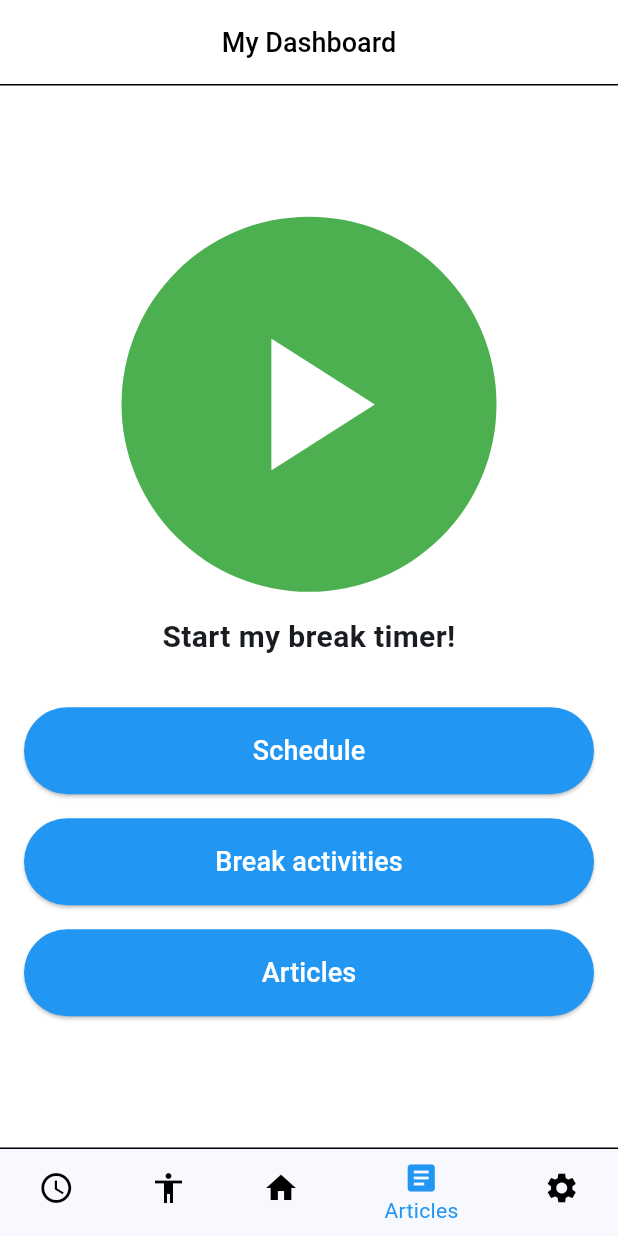
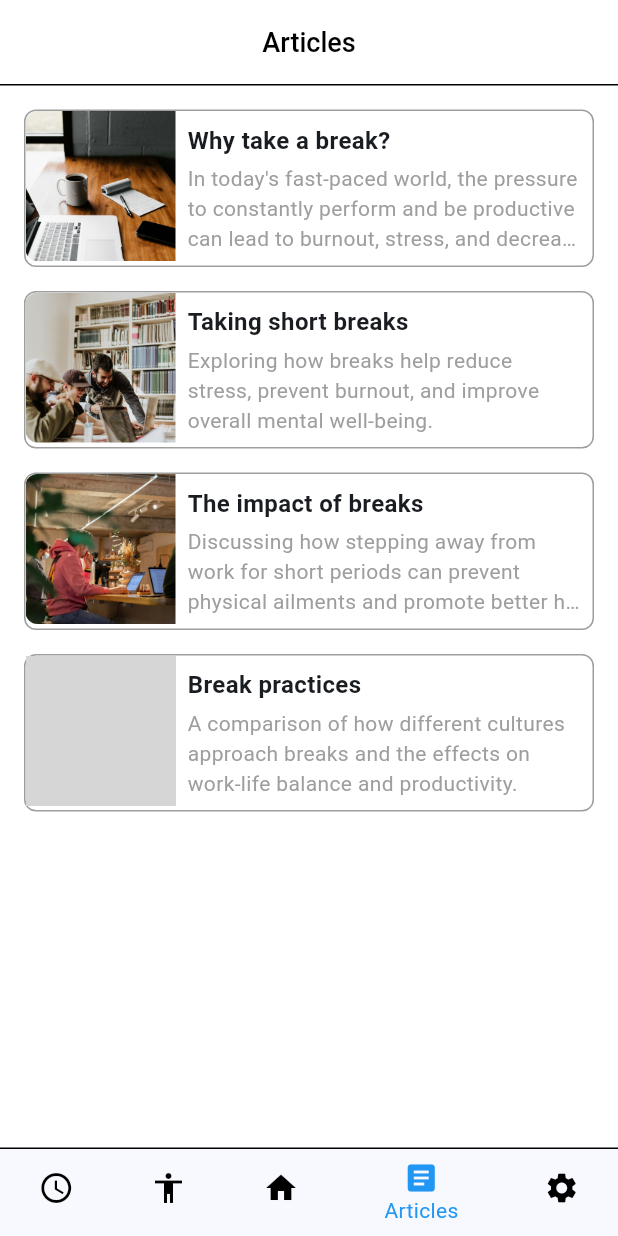
Before and after one commit to chesterrosario-koi/breaktime, a Flutter app: the HomeScreen screen opened by its route, item 4 of the bottom bar chosen, on a phone screen of 412 x 824 dp. Run offline on Flutter 3.47's test engine with Material 3 defaults, Android fonts, the phone set to English and light mode, and no system bars; grey boxes are pictures that could not be loaded.

Commit message:
Add article screen

```diff
--- a/lib/models/activity.dart
+++ b/lib/models/activity.dart
@@ -2,5 +2,8 @@ class Activity {
   final String name;
   final String? details;
 
-  Activity({required this.name, this.details});
+  Activity({
+    required this.name,
+    this.details,
+  });
 }
--- /dev/null
+++ b/lib/models/article.dart
@@ -0,0 +1,13 @@
+class Article {
+  final String title;
+  final String description;
+  final String content;
+  final String image;
+
+  Article({
+    required this.title,
+    required this.description,
+    required this.content,
+    required this.image,
+  });
+}
--- /dev/null
+++ b/lib/screens/articles_screen.dart
@@ -0,0 +1,166 @@
+import 'package:breaktime/screens/view_article_screen.dart';
+import 'package:flutter/material.dart';
+import '../widgets/custom_app_bar.dart';
+import '../widgets/custom_bottom_nav_bar.dart';
+import '../models/article.dart';
+
+class ArticlesScreen extends StatefulWidget {
+  const ArticlesScreen({super.key});
+
+  @override
+  _ArticlesScreenState createState() => _ArticlesScreenState();
+}
+
+class _ArticlesScreenState extends State<ArticlesScreen> {
+  int _selectedIndex = 3;
+
+  final List<Article> articles = [
+    Article(
+      title: 'Why take a break?',
+      description: 'In today\'s fast-paced world, the pressure to constantly perform and be productive can lead to burnout, stress, and decreased...',
+      content: '''In today's fast-paced world, the pressure to constantly perform and be productive can lead to burnout, stress, and decreased overall well-being. Taking regular breaks, however, is crucial for maintaining mental and physical health, improving productivity, and fostering creativity.
+
+One of the primary benefits of taking a break is the positive impact on mental health. Continuous work without rest can lead to stress, anxiety, and mental fatigue, diminishing the quality of one's work and personal life. Short breaks allow the mind to reset, reducing stress levels and improving focus. This mental recharge is essential for maintaining long-term productivity and avoiding burnout.
+
+Physical health also benefits from regular breaks. Sitting or standing in one position for extended periods can lead to physical discomfort, muscle strain, and even chronic health issues like back pain or repetitive strain injuries. Brief periods of movement or relaxation can prevent these issues by promoting better circulation, improving posture, and reducing the risk of long-term physical problems.
+
+Moreover, taking breaks can enhance creativity and problem-solving abilities. When the brain is allowed to rest, it often processes information subconsciously, leading to new insights and creative solutions. Stepping away from a task allows for a fresh perspective, which can be invaluable in finding innovative approaches to challenges.
+
+In summary, taking breaks is not a sign of laziness or inefficiency; rather, it is a crucial aspect of maintaining overall well-being. By allowing time for mental and physical recovery, breaks help sustain long-term productivity, prevent burnout, and foster creativity. Embracing the importance of rest can lead to better work, improved health, and a more balanced life.''',
+      image: 'assets/images/article1.jpg',
+    ),
+    Article(
+      title: 'Taking short breaks',
+      description: 'Exploring how breaks help reduce stress, prevent burnout, and improve overall mental well-being.',
+      content: '''In our busy lives, it's easy to forget the value of taking a short break. We often think that powering through work without stopping is the best way to get things done. But taking a few minutes to step away can actually help us more than we realize. Short breaks give us a chance to clear our minds, relax, and come back to our tasks with more focus and energy.
+
+When we work without breaks, our minds can get tired, and it's harder to stay focused. Even just a five-minute break can make a big difference. It gives our brain a chance to rest and reset, so when we return to work, we're more alert and ready to tackle challenges. This helps us avoid the mental fatigue that can slow us down.
+
+Short breaks are also important for our emotional well-being. If we keep pushing ourselves without a pause, stress can build up, leading to burnout. Burnout leaves us feeling drained and unmotivated. By taking regular breaks, we manage stress better and keep our mood steady, making it easier to stay productive throughout the day.
+
+Taking breaks isn't just good for our minds—it's good for our bodies too. Sitting for long periods can cause discomfort and health issues over time. A quick stretch or a short walk during a break can help relieve tension and improve our posture. This way, short breaks not only refresh our minds but also help us stay physically healthy.
+
+In the end, taking short breaks is a simple habit that can make a big difference in how we feel and perform each day. It helps us stay sharp, manage stress, and take care of our bodies. So, next time you feel overwhelmed, remember that a little break can go a long way.''',
+      image: 'assets/images/article2.jpg',
+    ),
+    Article(
+      title: 'The impact of breaks',
+      description: 'Discussing how stepping away from work for short periods can prevent physical ailments and promote better health.',
+      content: '''Taking breaks throughout the workday isn’t just a luxury—it’s a necessity for staying healthy. When we step away from our tasks, even for a few minutes, it gives our bodies and minds a chance to recover. This simple act can help prevent physical problems that come from sitting too long or staying in one position. Regular breaks can make a big difference in how we feel at the end of the day.
+
+Sitting for hours on end can lead to stiffness, muscle pain, and other physical issues. Our bodies aren’t meant to stay still for that long. When we take breaks to stand up, stretch, or move around, we reduce the strain on our muscles and joints. These small movements help keep our blood flowing and prevent the aches and pains that can come from sitting too much.
+
+Breaks are also good for our overall health. Staying in one place for too long can increase the risk of more serious conditions like heart disease or back problems. But by taking a few minutes to move around or change positions, we can lower these risks. These small actions, done regularly, can help us maintain better health in the long run.
+
+Mentally, breaks are just as important. Constant work without any downtime can lead to stress and mental fatigue. When we step away from our work, it gives our minds a chance to relax and reset. This not only helps us stay focused when we return, but it also reduces the stress that can build up over time.
+
+In short, breaks are a simple and effective way to take care of ourselves during the workday. They help prevent physical discomfort and health problems, while also giving our minds the rest they need. By making breaks a regular part of our routine, we can stay healthier and feel better, both physically and mentally.''',
+      image: 'assets/images/article3.jpg',
+    ),
+    Article(
+      title: 'Break practices',
+      description: 'A comparison of how different cultures approach breaks and the effects on work-life balance and productivity.',
+      content: '''Different cultures have their own ways of handling breaks during the workday, and these practices can have a big impact on both work-life balance and productivity. In some cultures, taking breaks is seen as a vital part of staying productive, while in others, there’s more pressure to keep working without stopping. Understanding these differences can help us see the value of breaks and how they contribute to a healthier, more balanced work life.
+
+For example, in countries like Spain and Italy, the idea of a "siesta" or long lunch break is common. Workers take time in the middle of the day to rest, eat, and recharge. This practice isn’t just about relaxing; it’s also about coming back to work with more energy and focus. People in these cultures often find that they are more productive in the afternoons after taking a proper break.
+
+On the other hand, in some countries like the United States and Japan, the work culture is often more intense, with shorter breaks or sometimes none at all. The focus is more on staying at your desk and pushing through the workday. While this might seem like it would lead to more productivity, it can actually cause burnout and lower overall work quality. Without regular breaks, workers can become exhausted and less effective over time.
+
+Interestingly, research shows that taking regular breaks can actually improve productivity, regardless of the culture. When workers are allowed to step away and relax, even for a short time, they return to their tasks with better concentration and creativity. This leads to higher-quality work and can even make the workday feel shorter and less stressful.
+
+In conclusion, the way different cultures approach breaks highlights the importance of balancing work with rest. Whether it's a long lunch break or just a few minutes to step away from the desk, taking time to recharge is key to staying productive and maintaining a healthy work-life balance. By adopting some of these break practices, workers everywhere can benefit from better focus, less stress, and a more enjoyable workday.''',
+      image: 'assets/images/article4.jpg',
+    ),
+  ];
+
+  void _onItemTapped(int index) {
+    handleBottomNavigationTap(context, index);
+    setState(() {
+      _selectedIndex = index;
+    });
+  }
+
+  @override
+  Widget build(BuildContext context) {
+    return Scaffold(
+      appBar: const CustomAppBar(
+        title: 'Articles',
+        showBackButton: false,
+      ),
+      body: Padding(
+        padding: const EdgeInsets.all(16.0),
+        child: ListView.builder(
+          itemCount: articles.length,
+          itemBuilder: (context, index) {
+            final article = articles[index];
+            return GestureDetector(
+              onTap: () {
+                Navigator.push(
+                  context,
+                  MaterialPageRoute(
+                    builder: (context) => ViewArticleScreen(article: article),
+                  ),
+                );
+              },
+              child: Container(
+                margin: const EdgeInsets.only(bottom: 16),
+                decoration: BoxDecoration(
+                  border: Border.all(color: Colors.grey),
+                  borderRadius: BorderRadius.circular(8.0),
+                ),
+                child: Row(
+                  crossAxisAlignment: CrossAxisAlignment.start,
+                  children: [
+                    ClipRRect(
+                      borderRadius: const BorderRadius.only(
+                        topLeft: Radius.circular(8.0),
+                        bottomLeft: Radius.circular(8.0),
+                      ),
+                      child: Image.asset(
+                        article.image,
+                        width: 100,
+                        height: 100,
+                        fit: BoxFit.cover,
+                      ),
+                    ),
+                    Expanded(
+                      child: Padding(
+                        padding: const EdgeInsets.all(8.0),
+                        child: Column(
+                          crossAxisAlignment: CrossAxisAlignment.start,
+                          children: [
+                            Text(
+                              article.title,
+                              style: const TextStyle(
+                                fontSize: 16,
+                                fontWeight: FontWeight.bold,
+                              ),
+                            ),
+                            const SizedBox(height: 4),
+                            Text(
+                              article.description,
+                              style: const TextStyle(
+                                fontSize: 14,
+                                color: Colors.grey,
+                              ),
+                              maxLines: 3,
+                              overflow: TextOverflow.ellipsis,
+                            ),
+                          ],
+                        ),
+                      ),
+                    ),
+                  ],
+                ),
+              ),
+            );
+          },
+        ),
+      ),
+      bottomNavigationBar: CustomBottomNavBar(
+        currentIndex: _selectedIndex,
+        onTap: _onItemTapped,
+      ),
+    );
+  }
+}
--- a/lib/screens/home_screen.dart
+++ b/lib/screens/home_screen.dart
@@ -1,3 +1,4 @@
+import 'package:breaktime/screens/articles_screen.dart';
 import 'package:breaktime/screens/break_activities_screen.dart';
 import 'package:breaktime/screens/schedule_screen.dart';
 import 'package:flutter/material.dart';
@@ -101,7 +102,10 @@ class _HomeScreenState extends State<HomeScreen> {
             const SizedBox(height: 16),
             ElevatedButton(
               onPressed: () {
-                // Navigate to the Articles screen
+                Navigator.push(
+                  context,
+                  MaterialPageRoute(builder: (context) => const ArticlesScreen()),
+                );
               },
               style: ElevatedButton.styleFrom(
                 padding: const EdgeInsets.symmetric(vertical: 16),
--- a/pubspec.yaml
+++ b/pubspec.yaml
@@ -59,9 +59,8 @@ flutter:
   uses-material-design: true
 
   # To add assets to your application, add an assets section, like this:
-  # assets:
-  #   - images/a_dot_burr.jpeg
-  #   - images/a_dot_ham.jpeg
+  assets:
+    - assets/images/
 
   # An image asset can refer to one or more resolution-specific "variants", see
   # https://flutter.dev/to/resolution-aware-images
```
Also changed, not shown: lib/screens/view_article_screen.dart (added, +61 -0 lines), lib/widgets/custom_bottom_nav_bar.dart (+5 -2 lines), assets/images/article1.jpg (added), assets/images/article2.jpg (added), assets/images/article3.jpg (added), 1 other file.
